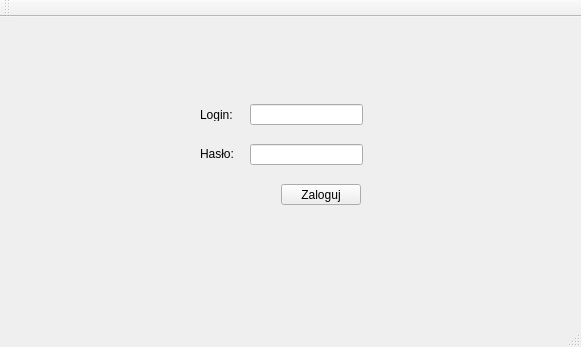
Above: WebServiceClient/mainwindow.ui from ekspensum/CPP_Projects before the change. Below: the same form after it.
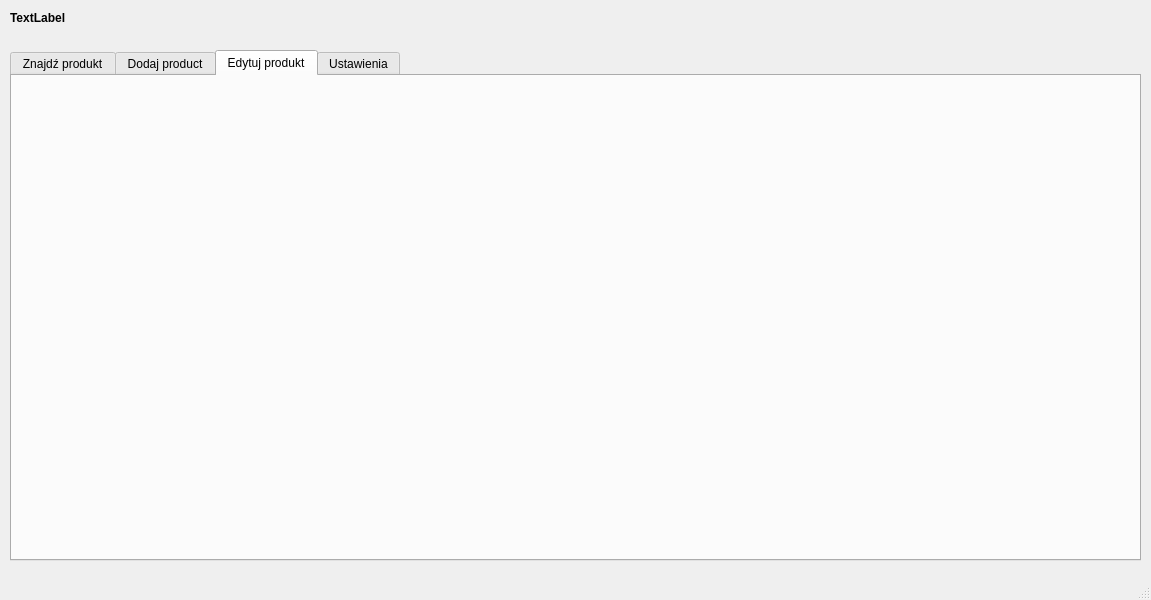
That is the form after the change.

```diff
--- a/WebServiceClient/mainwindow.ui
+++ b/WebServiceClient/mainwindow.ui
@@ -6,72 +6,71 @@
    <rect>
     <x>0</x>
     <y>0</y>
-    <width>581</width>
-    <height>347</height>
+    <width>1151</width>
+    <height>600</height>
    </rect>
   </property>
   <property name="windowTitle">
    <string>MainWindow</string>
   </property>
-  <widget class="QWidget" name="centralWidget">
-   <widget class="QPushButton" name="pushButton">
+  <widget class="QWidget" name="centralwidget">
+   <widget class="QLabel" name="labelWhoLogin">
     <property name="geometry">
      <rect>
-      <x>281</x>
-      <y>167</y>
-      <width>80</width>
-      <height>21</height>
+      <x>10</x>
+      <y>10</y>
+      <width>341</width>
+      <height>16</height>
      </rect>
     </property>
-    <property name="text">
-     <string>Zaloguj</string>
+    <property name="font">
+     <font>
+      <pointsize>9</pointsize>
+      <weight>75</weight>
+      <bold>true</bold>
+     </font>
     </property>
-   </widget>
-   <widget class="QLineEdit" name="lineEdit">
-    <property name="geometry">
-     <rect>
-      <x>250</x>
-      <y>127</y>
-      <width>113</width>
-      <height>21</height>
-     </rect>
-    </property>
-   </widget>
-   <widget class="QLineEdit" name="lineEdit_2">
-    <property name="geometry">
-     <rect>
-      <x>250</x>
-      <y>87</y>
-      <width>113</width>
-      <height>21</height>
-     </rect>
-    </property>
-   </widget>
-   <widget class="QLabel" name="label">
-    <property name="geometry">
-     <rect>
-      <x>200</x>
-      <y>91</y>
-      <width>47</width>
-      <height>13</height>
-     </rect>
-    </property>
     <property name="text">
-     <string>Login:</string>
+     <string>TextLabel</string>
     </property>
    </widget>
-   <widget class="QLabel" name="label_2">
+   <widget class="QTabWidget" name="tabWidget">
     <property name="geometry">
      <rect>
-      <x>200</x>
-      <y>130</y>
-      <width>47</width>
-      <height>13</height>
+      <x>10</x>
+      <y>50</y>
+      <width>1131</width>
+      <height>511</height>
      </rect>
     </property>
-    <property name="text">
-     <string>Hasło:</string>
+    <property name="font">
+     <font>
+      <pointsize>9</pointsize>
+     </font>
     </property>
+    <property name="currentIndex">
+     <number>2</number>
+    </property>
+    <widget class="QWidget" name="findProductTab">
+     <attribute name="title">
+      <string>Znajdź produkt</string>
+     </attribute>
+    </widget>
+    <widget class="QWidget" name="addProductTab">
+     <attribute name="title">
+      <string>Dodaj product</string>
+     </attribute>
+    </widget>
+    <widget class="QWidget" name="editProductTab">
+     <attribute name="title">
+      <string>Edytuj produkt</string>
+     </attribute>
+    </widget>
+    <widget class="QWidget" name="settingTab">
+     <attribute name="title">
+      <string>Ustawienia</string>
+     </attribute>
+    </widget>
    </widget>
   </widget>
   <widget class="QMenuBar" name="menuBar">
@@ -84,17 +83,8 @@
     </rect>
    </property>
   </widget>
-  <widget class="QToolBar" name="mainToolBar">
-   <attribute name="toolBarArea">
-    <enum>TopToolBarArea</enum>
-   </attribute>
-   <attribute name="toolBarBreak">
-    <bool>false</bool>
-   </attribute>
-  </widget>
-  <widget class="QStatusBar" name="statusBar"/>
+  <widget class="QStatusBar" name="statusbar"/>
  </widget>
- <layoutdefault spacing="6" margin="11"/>
  <resources/>
  <connections/>
 </ui>
```
Left out of the diff: 4 changed lines with no effect on the pictures.
